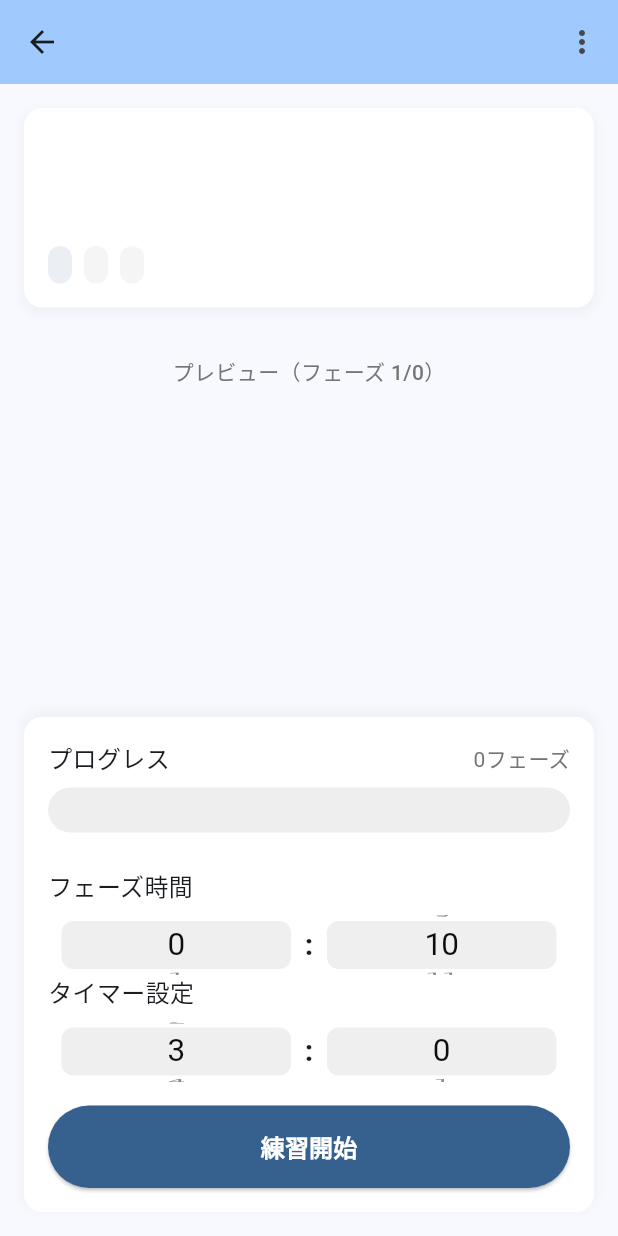
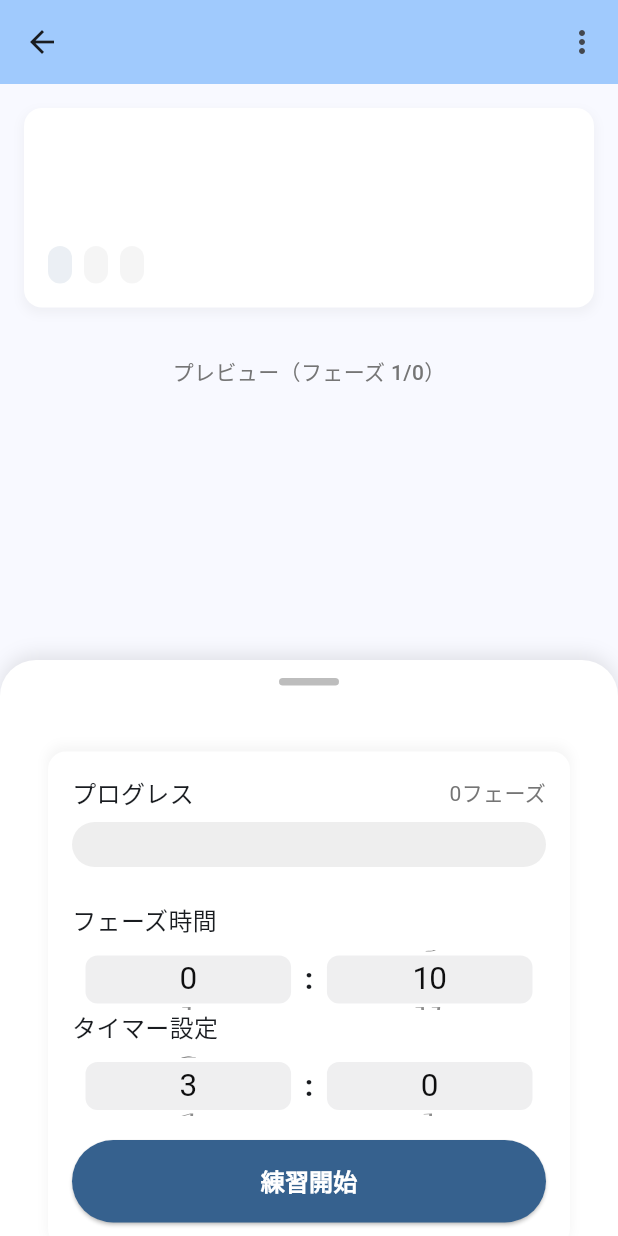
Before and after one commit to human-interface-lab-soccer/soccer-app-flutter, a Flutter app: the PracticeDetailPage screen opened directly with empty values, on a phone screen of 412 x 824 dp. Run offline on Flutter 3.47's test engine with Material 3 defaults, Android fonts, the phone set to English and light mode, and no system bars; our stand-ins replace firebase_core, flutter_riverpod, hive_flutter; accounts and stored records are empty.

Commit message:
コメント追加

```diff
--- a/lib/pages/menu_page/practice_detail_page.dart
+++ b/lib/pages/menu_page/practice_detail_page.dart
@@ -221,22 +221,106 @@ class _PracticeDetailPageState extends ConsumerState<PracticeDetailPage>
         ],
       ),
       body: SafeArea(
-        child: GestureDetector(
-          onHorizontalDragEnd:
-              (details) => handleSwipeNavigation(details, context),
+        child:
+            _controller.isRunning ? _buildRunningLayout() : _buildIdleLayout(),
+      ),
+    );
+  }
+
+  /// 練習開始前のレイアウト（DraggableScrollableSheet使用）
+  Widget _buildIdleLayout() {
+    return GestureDetector(
+      onHorizontalDragEnd: (details) => handleSwipeNavigation(details, context),
+      child: Stack(
+        children: [
+          // 背景：メニュー情報とLEDプレビュー
+          SingleChildScrollView(
+            padding: const EdgeInsets.only(bottom: 160),
             child: Column(
               children: [
-              // スクロール可能な上部・中部エリア
+                // 上部：メニュー情報
+                MenuInfoCardWidget(menu: widget.menu),
+                // 中部：LEDプレビュー
+                LedPreviewWidget(menu: widget.menu),
+              ],
+            ),
+          ),
+
+          // 下部：ドラッグ可能なパラメータ設定エリア
+          DraggableScrollableSheet(
+            initialChildSize: 0.5, // 初期表示高さ（画面の50%）
+            minChildSize: 0.1, // 最小（格納状態）
+            maxChildSize: 0.8, // 最大（全開状態）
+            builder: (context, scrollController) {
+              return Container(
+                decoration: BoxDecoration(
+                  color: Colors.white,
+                  borderRadius: const BorderRadius.vertical(
+                    top: Radius.circular(24),
+                  ),
+                  boxShadow: [
+                    BoxShadow(
+                      color: Colors.black.withValues(alpha: 0.1),
+                      blurRadius: 10,
+                      offset: const Offset(0, -3),
+                    ),
+                  ],
+                ),
+                child: Column(
+                  children: [
+                    // つまみバー
+                    Padding(
+                      padding: const EdgeInsets.only(top: 12, bottom: 12),
+                      child: Center(
+                        child: Container(
+                          width: 40,
+                          height: 5,
+                          decoration: BoxDecoration(
+                            color: Colors.grey[400],
+                            borderRadius: BorderRadius.circular(10),
+                          ),
+                        ),
+                      ),
+                    ),
+
+                    // スクロール可能なパラメータ設定ウィジェット
+                    Expanded(
+                      child: SingleChildScrollView(
+                        controller: scrollController,
+                        child: Padding(
+                          padding: const EdgeInsets.all(16),
+                          child: PracticeParameterSettingsWidget(
+                            controller: _controller,
+                          ),
+                        ),
+                      ),
+                    ),
+                  ],
+                ),
+              );
+            },
+          ),
+        ],
+      ),
+    );
+  }
+
+  /// 練習実行中のレイアウト（固定レイアウト）
+  Widget _buildRunningLayout() {
+    return GestureDetector(
+      onHorizontalDragEnd: (details) => handleSwipeNavigation(details, context),
+      child: Column(
+        children: [
+          // スクロール可能な上部エリア
           Expanded(
             child: SingleChildScrollView(
               child: Column(
                 children: [
-                      // 上部：MenuInfoCardWidget（練習前のみ）
-                      if (!_controller.isRunning)
-                        MenuInfoCardWidget(menu: widget.menu),
-
-                      // 中部：LEDプレビューまたはLEDディスプレイ
-                      _buildMiddleContent(),
+                  // 中部：LEDディスプレイ
+                  LedDisplayWidget(
+                    menu: widget.menu,
+                    currentPhaseIndex: _controller.currentPhaseIndex,
+                  ),
                 ],
               ),
             ),
@@ -246,21 +330,6 @@ class _PracticeDetailPageState extends ConsumerState<PracticeDetailPage>
           PracticeParameterSettingsWidget(controller: _controller),
         ],
       ),
-        ),
-      ),
     );
   }
-
-  /// 中部コンテンツの構築
-  /// 練習中はLEDディスプレイ，それ以外はLEDプレビューを表示
-  Widget _buildMiddleContent() {
-    if (_controller.isRunning) {
-      return LedDisplayWidget(
-        menu: widget.menu,
-        currentPhaseIndex: _controller.currentPhaseIndex,
-      );
-    } else {
-      return LedPreviewWidget(menu: widget.menu);
 }
-  }
-}
```
Also changed, not shown: pubspec.lock, 1 other file. Lines whose indentation alone changed are shown as unchanged.
